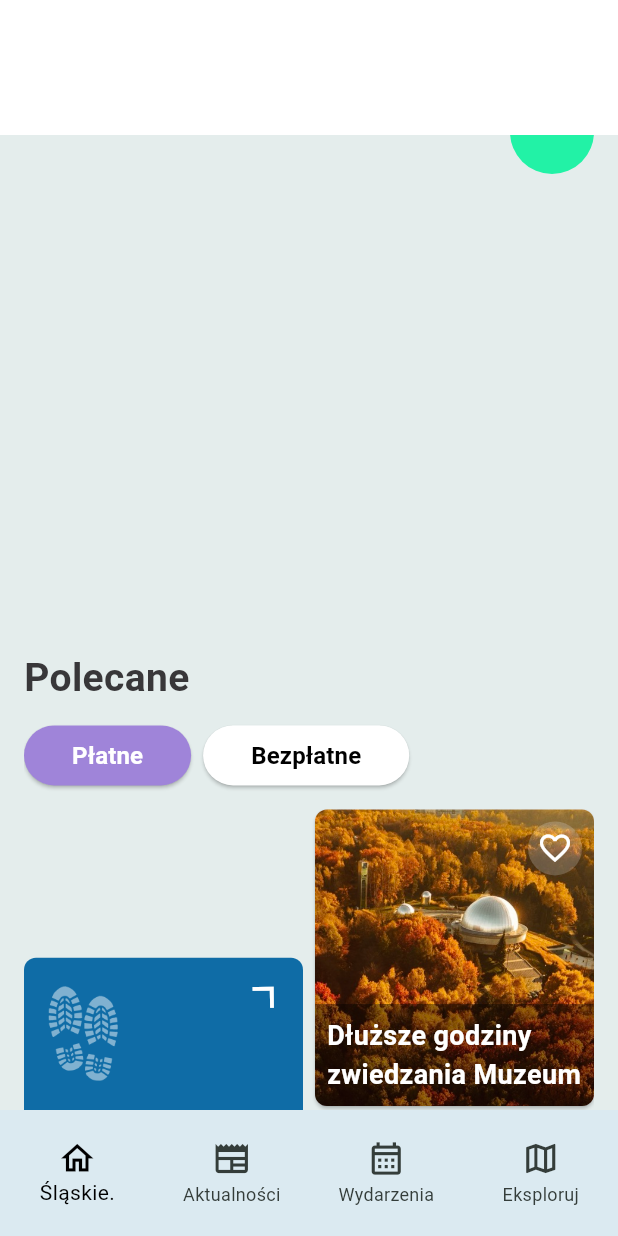
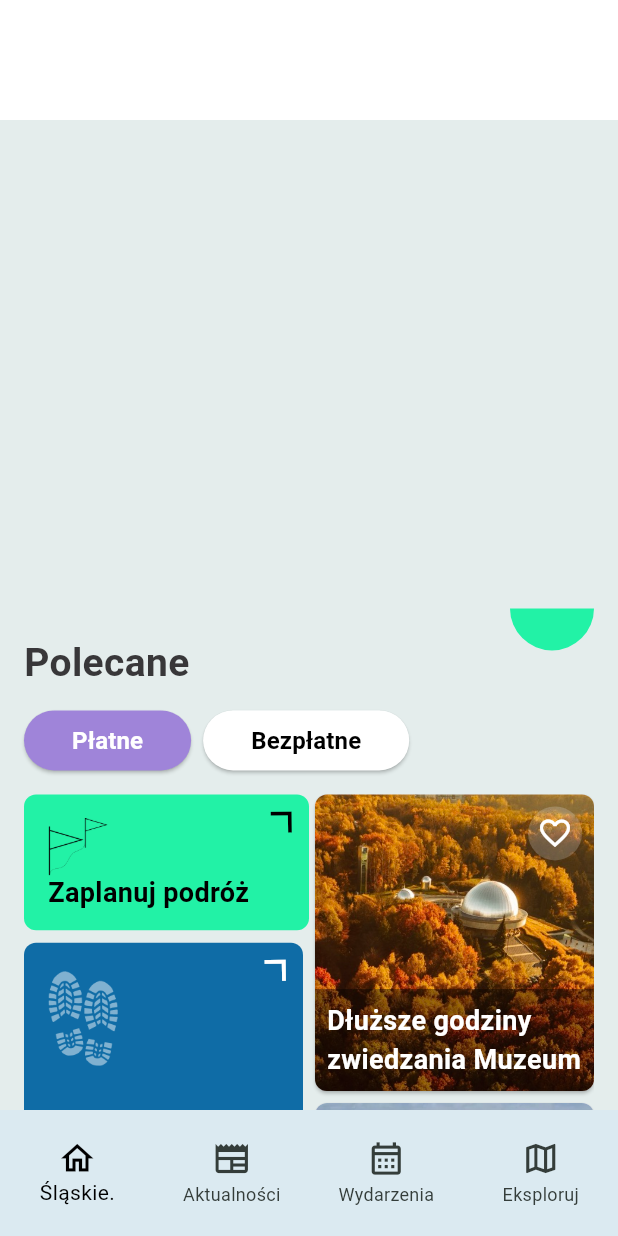
Before and after one commit to Sandra-chemist/Silesia-Guide, a Flutter app: the screen it shows after launch, on a phone screen of 412 x 824 dp. Run offline on Flutter 3.47's test engine with Material 3 defaults, Android fonts, the phone set to English and light mode, and no system bars.

Commit message:
create custom tiles and refactor the code

```diff
--- a/lib/components/custom_tile.dart
+++ b/lib/components/custom_tile.dart
@@ -1,18 +1,35 @@
 import 'package:flutter/material.dart';
 import 'dart:math';
-
 import 'package:silesia_guide/utils/colors.dart';
 import 'package:silesia_guide/utils/spacing.dart';
 import 'package:silesia_guide/utils/text_styles.dart';
 
-class CustomTile extends StatelessWidget {
+class CustomTileBase extends StatelessWidget {
   final VoidCallback onTap;
   final String text;
+  final Color backgroundColor;
+  final Color textColor;
+  final Color imageColor;
+  final Color iconColor;
+  final String imagePath;
+  final double? height;
+  final bool isGreenContainer;
+  final bool isExpanded;
+  final double imageHeight;
 
-  const CustomTile({
+  const CustomTileBase({
     super.key,
     required this.onTap,
     required this.text,
+    required this.backgroundColor,
+    required this.imagePath,
+    required this.imageColor,
+    this.iconColor = AppColors.whiteColor,
+    this.textColor = AppColors.whiteColor,
+    this.height,
+    this.isGreenContainer = false,
+    this.isExpanded = false,
+    this.imageHeight = 70,
   });
 
   @override
@@ -21,33 +38,39 @@ class CustomTile extends StatelessWidget {
       onTap: onTap,
       child: Container(
         decoration: BoxDecoration(
-          color: AppColors.blueColor,
+          color: backgroundColor,
           borderRadius: BorderRadius.circular(8),
         ),
+        height: isGreenContainer ? height : null,
         child: Stack(
           children: [
             _alignBuild(
               child: Image.asset(
-                  'assets/traces.png',
-                  color: AppColors.whiteColor.withAlpha(120),
-                  height: 70,
+                imagePath,
+                color: imageColor,
+                height: imageHeight,
               ),
-                alignment: Alignment.topLeft),
+              alignment: Alignment.topLeft,
+              gap: gap16,
+            ),
             _alignBuild(
               child: Transform.rotate(
                 angle: pi / 1.34,
-                  child: const Icon(
+                child: Icon(
                   Icons.arrow_back_ios,
-                    color: Colors.white,
+                  color: iconColor,
                 ),
               ),
-                alignment: Alignment.topRight),
+              alignment: Alignment.topRight,
+              gap: gap8,
+            ),
             _alignBuild(
               child: Text(
                 text,
-                style: captionTextStyle,
+                style: captionTextStyle.copyWith(color: textColor, height: 1),
               ),
               alignment: Alignment.bottomLeft,
+              gap: gap16,
             ),
           ],
         ),
@@ -55,10 +78,97 @@ class CustomTile extends StatelessWidget {
     );
   }
 
-  Widget _alignBuild({required Widget child, required AlignmentGeometry alignment}) {
+  Widget _alignBuild({required Widget child, required AlignmentGeometry alignment, required double gap}) {
     return Align(
       alignment: alignment,
-      child: Padding(padding: const EdgeInsets.all(gap16), child: child),
+      child: Padding(padding: EdgeInsets.all(gap), child: child),
     );
   }
 }
+
+class BlueTile extends StatelessWidget {
+  final VoidCallback onTap;
+  final String text;
+  final Color backgroundColor;
+  final String imagePath;
+  final Color imageColor;
+
+  const BlueTile({
+    super.key,
+    required this.onTap,
+    required this.text,
+    required this.backgroundColor,
+    required this.imagePath,
+    this.imageColor = AppColors.whiteColor,
+  });
+
+  @override
+  Widget build(BuildContext context) {
+    return CustomTileBase(
+      onTap: onTap,
+      text: text,
+      backgroundColor: backgroundColor,
+      imagePath: imagePath,
+      imageColor: imageColor.withAlpha(120),
+      isExpanded: false,
+    );
+  }
+}
+
+class GreenTile extends StatelessWidget {
+  final VoidCallback onTap;
+  final String text;
+  final Color backgroundColor;
+  final double height;
+  final String imagePath;
+  final Color textColor;
+  final Color imageColor;
+  final Color iconColor;
+  final double imageHeight;
+
+  const GreenTile({
+    super.key,
+    required this.onTap,
+    required this.text,
+    required this.backgroundColor,
+    required this.imagePath,
+    required this.height,
+    this.textColor = AppColors.blackColor,
+    this.imageColor = AppColors.blackColor,
+    this.iconColor = AppColors.blackColor,
+    this.imageHeight = 40,
+  });
+
+  @override
+  Widget build(BuildContext context) {
+    return Column(
+      crossAxisAlignment: CrossAxisAlignment.start,
+      children: [
+        Row(
+          children: [
+            Expanded(
+              child: CustomTileBase(
+                onTap: onTap,
+                text: text,
+                backgroundColor: AppColors.greenColor,
+                imagePath: imagePath,
+                textColor: textColor,
+                imageColor: imageColor,
+                iconColor: iconColor,
+                height: height,
+                isGreenContainer: true,
+                isExpanded: true,
+                imageHeight: imageHeight,
+              ),
+            ),
+            Expanded(
+              child: Container(
+                color: Colors.transparent,
+              ),
+            ),
+          ],
+        ),
+      ],
+    );
+  }
+}
--- a/lib/main.dart
+++ b/lib/main.dart
@@ -55,7 +55,7 @@ class _MyHomePageState extends State<MyHomePage> {
       appBar: AppBar(
         backgroundColor: Colors.white,
         elevation: 0,
-        toolbarHeight: MediaQuery.of(context).size.width < 600 ? 90 : 40,
+        toolbarHeight: MediaQuery.of(context).size.width < 600 ? 80 : 40,
       ),
       bottomNavigationBar: BottomNavbar(
         currentIndex: _currentIndex,
--- a/lib/screens/home_screen.dart
+++ b/lib/screens/home_screen.dart
@@ -4,6 +4,7 @@ import 'package:silesia_guide/components/image_card.dart';
 import 'package:silesia_guide/components/button_component.dart';
 import 'package:silesia_guide/components/scroll_to_top_button.dart';
 import 'package:silesia_guide/components/semi_circular_button.dart';
+import 'package:silesia_guide/utils/colors.dart';
 import 'package:silesia_guide/utils/image_path.dart';
 import 'package:silesia_guide/utils/spacing.dart';
 import 'package:silesia_guide/utils/text_styles.dart';
@@ -69,6 +70,9 @@ class _HomeScreenState extends State<HomeScreen> with SingleTickerProviderStateM
 
   @override
   Widget build(BuildContext context) {
+    double screenWidth = MediaQuery.of(context).size.width;
+    double height =
+        screenWidth < 600 ? MediaQuery.of(context).size.height * 0.11 : MediaQuery.of(context).size.width * 0.24;
     return Scaffold(
       body: Padding(
         padding: const EdgeInsets.symmetric(horizontal: gap16),
@@ -77,6 +81,7 @@ class _HomeScreenState extends State<HomeScreen> with SingleTickerProviderStateM
             _semiCircularButtonBuild(),
             _headerBuild(),
             _buttonsBuild(),
+            _greenContainerBuild(height),
             _galleryBuild(),
             if (scrollOffset > 100) _scrollButtonBuild()
           ],
@@ -85,7 +90,39 @@ class _HomeScreenState extends State<HomeScreen> with SingleTickerProviderStateM
     );
   }
 
-  Widget _semiCircularButtonBuild() => Positioned(right: 0, top: -58, child: SemiCircularButton(onPressed: () {}));
+  Widget _greenContainerBuild(double height) {
+    return AnimatedBuilder(
+      animation: _textPositionAnimation,
+      builder: (context, child) {
+        return Positioned(
+          top: MediaQuery.of(context).size.height * _textPositionAnimation.value + 120,
+          left: 0,
+          right: 0,
+          child: GreenTile(
+            onTap: () {},
+            text: travelText,
+            backgroundColor: AppColors.greenColor,
+            imagePath: 'assets/flags.png',
+            height: height,
+          ),
+        );
+      },
+    );
+  }
+
+  Widget _semiCircularButtonBuild() {
+    return AnimatedBuilder(
+      animation: _textPositionAnimation,
+      builder: (context, child) {
+        return Positioned(
+          right: 0,
+          top: MediaQuery.of(context).size.height * _textPositionAnimation.value - 60,
+          child: SemiCircularButton(onPressed: () {}),
+        );
+      },
+    );
+  }
+
   Widget _scrollButtonBuild() => Positioned(bottom: 20, right: 0, child: ScrollToTopButton(onPressed: _scrollToTop));
 
   Widget _headerBuild() {
@@ -169,10 +206,14 @@ class _HomeScreenState extends State<HomeScreen> with SingleTickerProviderStateM
               if (index == 0) {
                 return Transform.translate(
                   offset: Offset(0, height / 2),
-                  child: CustomTile(onTap: () {}, text: trailsText),
+                  child: BlueTile(
+                    onTap: () {},
+                    text: trailsText,
+                    backgroundColor: AppColors.blueColor,
+                    imagePath: 'assets/traces.png',
+                  ),
                 );
               }
-
               int adjustedIndex = index - 1;
               bool isInSecondColumn = adjustedIndex % 2 != 0;
 
--- a/lib/utils/texts.dart
+++ b/lib/utils/texts.dart
@@ -2,6 +2,7 @@ const String recommendedText = 'Polecane';
 const String paidText = 'Płatne';
 const String freeText = 'Bezpłatne';
 const String trailsText = 'Szlaki';
+const String travelText = 'Zaplanuj podróż';
 
 List<String> captions = const [
   'Dłuższe godziny zwiedzania Muzeum',
```
Also changed, not shown: assets/flags.png (added). Lines whose indentation alone changed are shown as unchanged.
